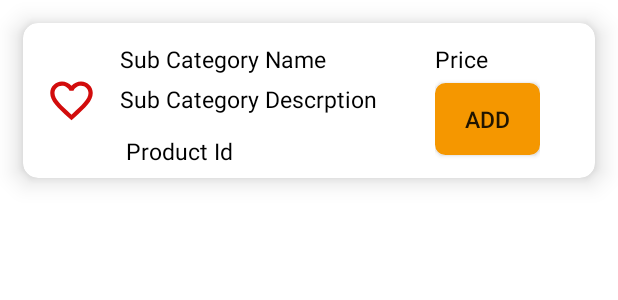
After one commit to nirav131196/LearningApp4, an Android app: the layout food_category_items_views.xml on its own in the app's theme, with its tools: preview values and no code run, on a phone screen of 412 x 824 dp. The commit adds this screen. Shown: the top 300 px of the screen. Run offline under Robolectric (Android 15) with nearby library versions, the phone set to English and light mode, and no system bars; network calls fail.

Commit message:
COMMIT ON 17/3/2023 6:49 PM

```diff
--- a/LoginApp/app/build.gradle
+++ b/LoginApp/app/build.gradle
@@ -57,5 +57,8 @@ dependencies {
     implementation platform('com.google.firebase:firebase-bom:31.2.3')
     implementation 'com.google.firebase:firebase-auth-ktx'
     implementation 'pl.droidsonroids.gif:android-gif-drawable:1.2.22'
+    implementation 'com.google.code.gson:gson:2.9.1'
+    implementation 'com.squareup.retrofit2:retrofit:2.9.0'
+    implementation 'com.squareup.retrofit2:converter-gson:2.9.0'
 
 }
--- a/LoginApp/app/src/main/AndroidManifest.xml
+++ b/LoginApp/app/src/main/AndroidManifest.xml
@@ -24,6 +24,9 @@
         android:supportsRtl="true"
         android:theme="@style/Theme.LoginApp"
         tools:targetApi="31">
+        <activity
+            android:name=".FoodOrderCategory_Items"
+            android:exported="false" />
         <activity
             android:name=".DrinkOrder_Itemas"
             android:exported="false" />
--- a/LoginApp/app/src/main/java/com/example/loginapp/DrinkOrderCategory_RecyclerAdapter.java
+++ b/LoginApp/app/src/main/java/com/example/loginapp/DrinkOrderCategory_RecyclerAdapter.java
@@ -53,10 +53,10 @@ public class DrinkOrderCategory_RecyclerAdapter extends RecyclerView.Adapter<Dri
                     holder.image.setImageDrawable(null);
                     holder.image.setBackgroundResource(R.drawable.fullheart);
 
-                    count=0;
+                   /* count=0;
                     itemClickListener.OnItemClicked2(position);
                     holder.image.setImageDrawable(null);
-                    holder.image.setBackgroundResource(R.drawable.favourite_icon);
+                    holder.image.setBackgroundResource(R.drawable.favourite_icon);*/
             }
         });
     }
--- a/LoginApp/app/src/main/java/com/example/loginapp/DrinkOrderCategory_View_Holder.java
+++ b/LoginApp/app/src/main/java/com/example/loginapp/DrinkOrderCategory_View_Holder.java
@@ -51,8 +51,6 @@ public class DrinkOrderCategory_View_Holder extends RecyclerView.ViewHolder {
         txtid = (TextView)itemView.findViewById(R.id.product_id);
         image = (ImageView)itemView.findViewById(R.id.favourite_icon);
         view = itemView;
-
-
     }
     private void token()
     {
--- /dev/null
+++ b/LoginApp/app/src/main/java/com/example/loginapp/FoodOrderCategory_ViewHolder.java
@@ -0,0 +1,4 @@
+package com.example.loginapp;
+
+public class FoodOrderCategory_ViewHolder {
+}
--- a/LoginApp/app/src/main/java/com/example/loginapp/FoodProductData.java
+++ b/LoginApp/app/src/main/java/com/example/loginapp/FoodProductData.java
@@ -5,9 +5,12 @@ public class FoodProductData {
     String FoodDrinkImage;
     String FoodProductCatName;
 
-    public FoodProductData(String foodProductCatName, String foodDrinkImage) {
+    String FoodCategoryId;
+
+    public FoodProductData(String foodProductCatName, String foodDrinkImage,String foodcategoryId) {
 
         this.FoodProductCatName = foodProductCatName;
         this.FoodDrinkImage = foodDrinkImage;
+        this.FoodCategoryId = foodcategoryId;
     }
 }
--- /dev/null
+++ b/LoginApp/app/src/main/java/com/example/loginapp/Food_Cat_Item_SelectListener.java
@@ -0,0 +1,6 @@
+package com.example.loginapp;
+
+public interface Food_Cat_Item_SelectListener {
+
+    void OnItemClicked(FoodProductData data);
+}
--- /dev/null
+++ b/LoginApp/app/src/main/res/layout/food_category_items_views.xml
@@ -0,0 +1,100 @@
+<?xml version="1.0" encoding="utf-8"?>
+<androidx.constraintlayout.widget.ConstraintLayout xmlns:android="http://schemas.android.com/apk/res/android"
+    android:layout_width="match_parent"
+    android:layout_height="140dp"
+    xmlns:app="http://schemas.android.com/apk/res-auto">
+
+    <androidx.cardview.widget.CardView
+        android:id="@+id/MainCardView"
+        android:layout_width="match_parent"
+        android:layout_height="wrap_content"
+        app:cardBackgroundColor="@color/white"
+        android:layout_margin="15dp"
+        app:cardCornerRadius="10dp"
+        app:cardElevation="10dp"
+        app:cardMaxElevation="40dp"
+        app:cardPreventCornerOverlap="true"
+        app:layout_constraintTop_toTopOf="parent"
+        app:layout_constraintLeft_toLeftOf="parent"
+        app:layout_constraintRight_toRightOf="parent">
+
+
+        <LinearLayout
+            android:layout_width="wrap_content"
+            android:layout_height="wrap_content"
+            android:orientation="horizontal">
+
+            <ImageView
+                android:id="@+id/favourite_food_icon"
+                android:layout_width="34dp"
+                android:layout_height="34dp"
+                android:layout_margin="15dp"
+                app:srcCompat="@drawable/favourite_icon"
+                android:layout_gravity="center_vertical"/>
+
+            <LinearLayout
+                android:layout_width="200dp"
+                android:layout_height="wrap_content"
+                android:orientation="vertical">
+
+                <TextView
+                    android:id="@+id/FoodProductName"
+                    android:layout_width="fill_parent"
+                    android:layout_height="wrap_content"
+                    android:gravity="left"
+                    android:textSize="15dp"
+                    android:layout_marginTop="13dp"
+                    android:textColor="@color/black"
+                    android:text="Sub Category Name"/>
+                <TextView
+                    android:id="@+id/FoodProductDescription"
+                    android:layout_width="fill_parent"
+                    android:layout_height="wrap_content"
+                    android:gravity="left"
+                    android:textSize="15dp"
+                    android:layout_marginTop="5dp"
+                    android:textColor="@color/black"
+                    android:text="Sub Category Descrption"/>
+                <TextView
+                    android:id="@+id/FoodProductId"
+                    android:layout_width="wrap_content"
+                    android:layout_height="wrap_content"
+                    android:gravity="left"
+                    android:textSize="15dp"
+                    android:layout_marginLeft="4dp"
+                    android:layout_marginTop="13dp"
+                    android:textColor="@color/black"
+                    android:text="Product Id"/>
+
+
+            </LinearLayout>
+            <LinearLayout
+                android:layout_width="wrap_content"
+                android:layout_height="wrap_content"
+                android:layout_marginLeft="10dp"
+                android:orientation="vertical">
+
+                <TextView
+                    android:id="@+id/FoodProductPrice"
+                    android:layout_width="wrap_content"
+                    android:layout_height="wrap_content"
+                    android:gravity="left"
+                    android:textSize="15dp"
+                    android:layout_marginTop="13dp"
+                    app:layout_constraintRight_toRightOf="parent"
+                    android:textColor="@color/black"
+                    android:text="Price"/>
+
+                <androidx.appcompat.widget.AppCompatButton
+                    android:id="@+id/FoodAddButton"
+                    android:layout_width="70dp"
+                    android:layout_height="wrap_content"
+                    android:layout_marginBottom="15dp"
+                    android:background="@drawable/drink_order_cat_edtdesign"
+                    android:text="ADD"
+                    android:textSize="15dp"
+                    android:layout_marginTop="5dp"/>
+            </LinearLayout>
+        </LinearLayout>
+    </androidx.cardview.widget.CardView>
+</androidx.constraintlayout.widget.ConstraintLayout>
```
Also changed, not shown: LoginApp/app/src/main/java/com/example/loginapp/DrinkOrder_Itemas.java (+7 -14 lines), LoginApp/app/src/main/java/com/example/loginapp/FoodOrderCategory_API_Interface.java (added, +35 -0 lines), LoginApp/app/src/main/java/com/example/loginapp/FoodOrderCategory_Data.java (added, +48 -0 lines), LoginApp/app/src/main/java/com/example/loginapp/FoodOrderCategory_Items.java (added, +68 -0 lines), LoginApp/app/src/main/java/com/example/loginapp/FoodOrderCategory_RecyclerAdapter.java (added, +64 -0 lines), LoginApp/app/src/main/java/com/example/loginapp/FoodOrderCategory_Retrofit_Instance.java (added, +29 -0 lines), LoginApp/app/src/main/java/com/example/loginapp/FoodOrderMenu_Activity.java (+16 -2 lines), LoginApp/app/src/main/res/layout/activity_food_order_category_items.xml (added, +59 -0 lines).
